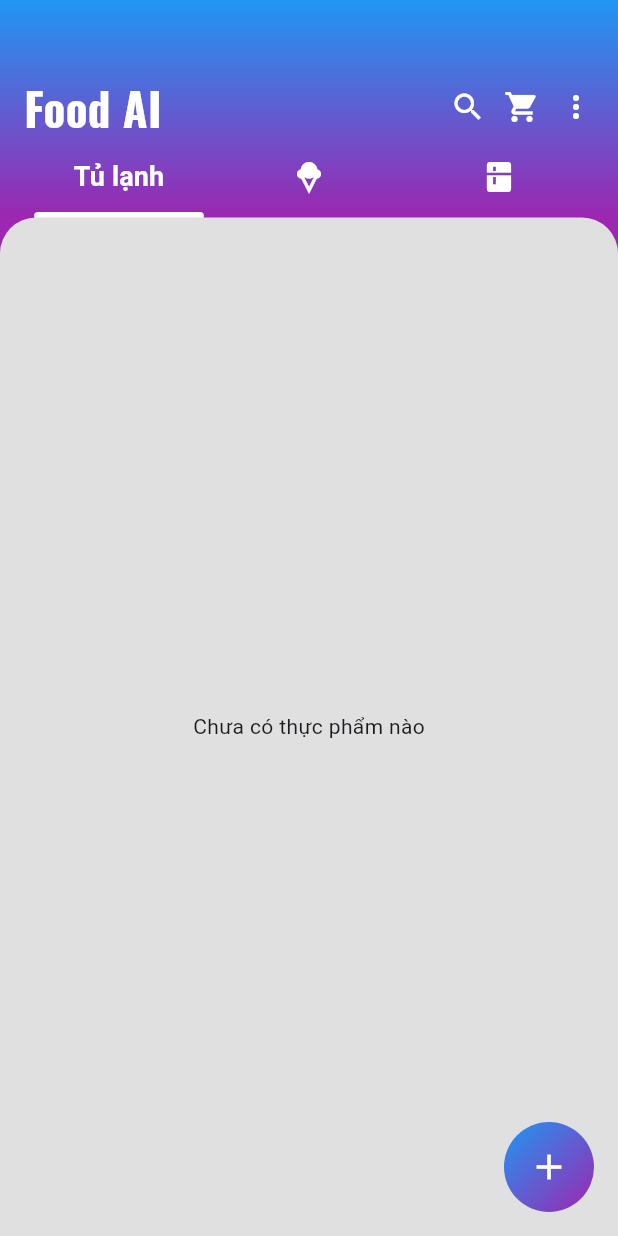
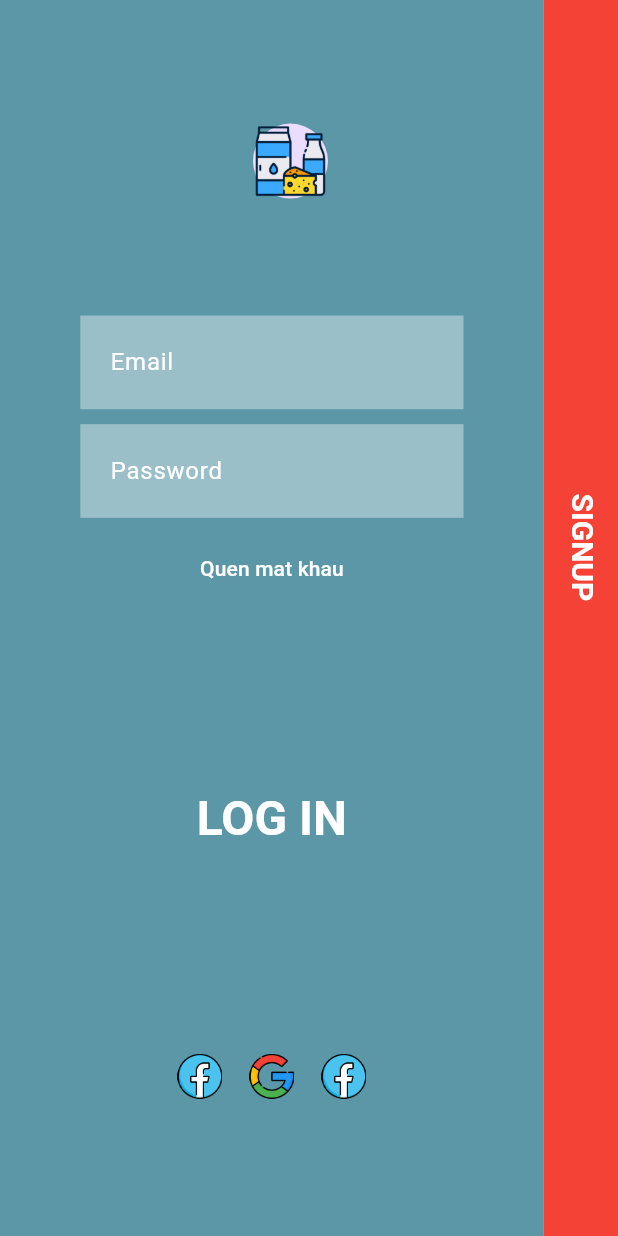
Before and after one commit to PhanTuoiCN1pt/DA_Food, a Flutter app: the screen it shows after launch, on a phone screen of 412 x 824 dp. Run offline on Flutter 3.47's test engine with Material 3 defaults, Android fonts, the phone set to English and light mode, and no system bars; our stand-ins replace auto_size_text, device_preview, google_fonts.

Commit message:
login, signup screen

```diff
--- a/lib/features/food/model/food_model.dart
+++ b/lib/features/food/model/food_model.dart
@@ -33,10 +33,7 @@ class FoodItem {
   factory FoodItem.fromJson(Map<String, dynamic> json) {
     return FoodItem(
       // id: json['_id'] ?? json['id'] ?? _uuid.v4(),
-      id:
-          json['_id'] ??
-          json['id'] ??
-          DateTime.now().millisecondsSinceEpoch.toString(),
+      id: json['id'] ?? DateTime.now().millisecondsSinceEpoch.toString(),
       category: json['category'] ?? '',
       name: json['name'] ?? '',
       quantity: json['quantity'] ?? 1,
--- a/lib/features/food/view/home_screen.dart
+++ b/lib/features/food/view/home_screen.dart
@@ -275,6 +275,7 @@ class _HomeScreenState extends State<HomeScreen> {
 
                       return GestureDetector(
                         onTap: () {
+                          print('${food.id}');
                           Navigator.push(
                             context,
                             MaterialPageRoute(
--- /dev/null
+++ b/lib/features/user/view/auth_screen.dart
@@ -0,0 +1,188 @@
+import 'dart:math';
+
+import 'package:da_food/features/user/view/widget/constants.dart';
+import 'package:da_food/features/user/view/widget/login_form.dart';
+import 'package:da_food/features/user/view/widget/signup_form.dart';
+import 'package:da_food/features/user/view/widget/social_btn.dart';
+import 'package:da_food/helper/color_helper.dart';
+import 'package:flutter/material.dart';
+
+class AuthScreen extends StatefulWidget {
+  const AuthScreen({super.key});
+
+  @override
+  State<AuthScreen> createState() => _AuthScreenState();
+}
+
+class _AuthScreenState extends State<AuthScreen>
+    with SingleTickerProviderStateMixin {
+  bool _isShowSignUp = false;
+
+  late AnimationController _animationController;
+  late Animation<double> _animationTextRotate;
+
+  void setUpAnimation() {
+    _animationController = AnimationController(
+      vsync: this,
+      duration: defaultDuration,
+    );
+    _animationTextRotate = Tween<double>(
+      begin: 0,
+      end: 90,
+    ).animate(_animationController);
+  }
+
+  void updateView() {
+    setState(() {
+      _isShowSignUp = !_isShowSignUp;
+    });
+    _isShowSignUp
+        ? _animationController.forward()
+        : _animationController.reverse();
+  }
+
+  @override
+  void initState() {
+    setUpAnimation();
+    super.initState();
+  }
+
+  @override
+  void dispose() {
+    _animationController.dispose();
+    super.dispose();
+  }
+
+  @override
+  Widget build(BuildContext context) {
+    final _size = MediaQuery.of(context).size;
+    return Scaffold(
+      body: AnimatedBuilder(
+        animation: _animationController,
+        builder: (context, _) {
+          return Stack(
+            children: [
+              // Login
+              AnimatedPositioned(
+                duration: defaultDuration,
+                width: _size.width * 0.88,
+                height: _size.height,
+                right: _isShowSignUp ? _size.width * 0.88 : _size.width * 0.12,
+                child: Container(color: TColors.colorApp, child: LoginForm()),
+              ),
+
+              // Sign up
+              AnimatedPositioned(
+                duration: defaultDuration,
+                height: _size.height,
+                width: _size.width * 0.88,
+                left: _isShowSignUp ? _size.width * 0.12 : _size.width * 0.88,
+
+                child: Container(color: Colors.red, child: SignUpForm()),
+              ),
+
+              // Logo
+              AnimatedPositioned(
+                duration: defaultDuration,
+                top: _size.height * 0.1,
+                left: 0,
+                right: _isShowSignUp ? -_size.width * 0.06 : _size.width * 0.06,
+                child: CircleAvatar(
+                  radius: 25,
+                  child: _isShowSignUp
+                      ? Image.asset("assets/icons/category/fruit.png")
+                      : Image.asset("assets/icons/category/dairy.png"),
+                ),
+              ),
+
+              //Btn social
+              AnimatedPositioned(
+                duration: defaultDuration,
+                width: _size.width,
+                bottom: _size.height * 0.1,
+                right: _isShowSignUp ? -_size.width * 0.06 : _size.width * 0.06,
+                child: SocialBtn(),
+              ),
+
+              // Login Text
+              AnimatedPositioned(
+                duration: defaultDuration,
+                bottom: _isShowSignUp
+                    ? _size.height / 2 - 80
+                    : _size.height * 0.3,
+                left: _isShowSignUp ? 0 : _size.width * 0.44 - 80,
+                child: AnimatedDefaultTextStyle(
+                  duration: defaultDuration,
+                  textAlign: TextAlign.center,
+                  style: TextStyle(
+                    fontSize: _isShowSignUp ? 20 : 32,
+                    fontWeight: FontWeight.bold,
+                    color: Colors.white,
+                  ),
+                  child: Transform.rotate(
+                    angle: -_animationTextRotate.value * pi / 180,
+                    alignment: Alignment.topLeft,
+                    child: InkWell(
+                      onTap: () {
+                        if (_isShowSignUp) {
+                          updateView();
+                        } else {
+                          //login
+                        }
+                      },
+                      child: Container(
+                        padding: EdgeInsets.symmetric(
+                          vertical: defpaultPadding * 0.75,
+                        ),
+                        width: 160,
+                        child: Text("Log In".toUpperCase()),
+                      ),
+                    ),
+                  ),
+                ),
+              ),
+
+              // Signup text
+              AnimatedPositioned(
+                duration: defaultDuration,
+                bottom: !_isShowSignUp
+                    ? _size.height / 2 - 80
+                    : _size.height * 0.3,
+                right: _isShowSignUp ? _size.width * 0.44 - 80 : 0,
+                child: AnimatedDefaultTextStyle(
+                  duration: defaultDuration,
+                  textAlign: TextAlign.center,
+                  style: TextStyle(
+                    fontSize: !_isShowSignUp ? 20 : 32,
+                    fontWeight: FontWeight.bold,
+                    color: Colors.white,
+                  ),
+                  child: Transform.rotate(
+                    angle: (90 - _animationTextRotate.value) * pi / 180,
+                    alignment: Alignment.topRight,
+                    child: InkWell(
+                      onTap: () {
+                        if (_isShowSignUp) {
+                          // Login
+                        } else {
+                          updateView();
+                        }
+                      },
+                      child: Container(
+                        padding: EdgeInsets.symmetric(
+                          vertical: defpaultPadding * 0.75,
+                        ),
+                        width: 160,
+                        child: Text("SignUp".toUpperCase()),
+                      ),
+                    ),
+                  ),
+                ),
+              ),
+            ],
+          );
+        },
+      ),
+    );
+  }
+}
--- /dev/null
+++ b/lib/features/user/view/widget/constants.dart
@@ -0,0 +1,2 @@
+const double defpaultPadding = 16.0;
+const Duration defaultDuration = Duration(milliseconds: 300);
--- /dev/null
+++ b/lib/features/user/view/widget/login_form.dart
@@ -0,0 +1,46 @@
+import 'package:flutter/material.dart';
+
+class LoginForm extends StatelessWidget {
+  const LoginForm({super.key});
+
+  @override
+  Widget build(BuildContext context) {
+    return Padding(
+      padding: EdgeInsets.symmetric(
+        horizontal: MediaQuery.of(context).size.width * 0.13,
+      ),
+      child: Form(
+        child: Column(
+          mainAxisAlignment: MainAxisAlignment.center,
+          children: [
+            Spacer(),
+            TextFormField(
+              decoration: InputDecoration(
+                hintText: "Email",
+                hintStyle: TextStyle(color: Colors.white),
+              ),
+            ),
+            Padding(
+              padding: EdgeInsets.symmetric(vertical: 10),
+              child: TextFormField(
+                obscureText: true,
+                decoration: InputDecoration(
+                  hintText: "Password",
+                  hintStyle: TextStyle(color: Colors.white),
+                ),
+              ),
+            ),
+            TextButton(
+              onPressed: () {},
+              child: Text(
+                "Quen mat khau",
+                style: TextStyle(color: Colors.white),
+              ),
+            ),
+            Spacer(flex: 2),
+          ],
+        ),
+      ),
+    );
+  }
+}
--- /dev/null
+++ b/lib/features/user/view/widget/signup_form.dart
@@ -0,0 +1,54 @@
+import 'package:flutter/material.dart';
+
+class SignUpForm extends StatelessWidget {
+  const SignUpForm({super.key});
+
+  @override
+  Widget build(BuildContext context) {
+    return Padding(
+      padding: EdgeInsets.symmetric(
+        horizontal: MediaQuery.of(context).size.width * 0.13,
+      ),
+      child: Form(
+        child: Column(
+          children: [
+            Spacer(),
+            TextFormField(
+              decoration: InputDecoration(
+                hintText: "Email",
+                hintStyle: TextStyle(
+                  color: Colors.black,
+                  fontWeight: FontWeight.bold,
+                ),
+              ),
+            ),
+            Padding(
+              padding: EdgeInsets.symmetric(vertical: 30),
+              child: TextFormField(
+                obscureText: true,
+                decoration: InputDecoration(
+                  hintText: "Password",
+                  hintStyle: TextStyle(
+                    color: Colors.black,
+                    fontWeight: FontWeight.bold,
+                  ),
+                ),
+              ),
+            ),
+            TextFormField(
+              obscureText: true,
+              decoration: InputDecoration(
+                hintText: "Comfirm Password",
+                hintStyle: TextStyle(
+                  color: Colors.black,
+                  fontWeight: FontWeight.bold,
+                ),
+              ),
+            ),
+            Spacer(flex: 2),
+          ],
+        ),
+      ),
+    );
+  }
+}
--- /dev/null
+++ b/lib/features/user/view/widget/social_btn.dart
@@ -0,0 +1,38 @@
+import 'package:flutter/material.dart';
+
+class SocialBtn extends StatelessWidget {
+  const SocialBtn({super.key});
+
+  @override
+  Widget build(BuildContext context) {
+    return Row(
+      mainAxisAlignment: MainAxisAlignment.center,
+      children: [
+        IconButton(
+          onPressed: () {},
+          icon: Image.asset(
+            "assets/icons/logo/facebook-logo.png",
+            width: 30,
+            height: 30,
+          ),
+        ),
+        IconButton(
+          onPressed: () {},
+          icon: Image.asset(
+            "assets/icons/logo/google-symbol.png",
+            width: 30,
+            height: 30,
+          ),
+        ),
+        IconButton(
+          onPressed: () {},
+          icon: Image.asset(
+            "assets/icons/logo/facebook-logo.png",
+            width: 30,
+            height: 30,
+          ),
+        ),
+      ],
+    );
+  }
+}
--- a/lib/main.dart
+++ b/lib/main.dart
@@ -1,6 +1,7 @@
 import 'package:da_food/features/category/view_model/category_provider.dart';
 import 'package:da_food/features/food/view_model/food_provider.dart';
 import 'package:da_food/features/food/view_model/foods_provider.dart';
+import 'package:da_food/features/user/view/auth_screen.dart';
 import 'package:device_preview/device_preview.dart';
 import 'package:flutter/material.dart';
 import 'package:provider/provider.dart';
@@ -8,6 +9,7 @@ import 'package:provider/provider.dart';
 import 'features/category/view/category_screen.dart';
 import 'features/food/view/home_screen.dart';
 import 'features/food/view_model/tab_provider.dart';
+import 'features/user/view/widget/constants.dart';
 
 void main() {
   runApp(
@@ -29,10 +31,24 @@ class MyApp extends StatelessWidget {
   Widget build(BuildContext context) {
     return MaterialApp(
       debugShowCheckedModeBanner: false,
-      home: HomeScreen(),
+      theme: ThemeData(
+        primarySwatch: Colors.blue,
+        inputDecorationTheme: InputDecorationTheme(
+          filled: true,
+          fillColor: Colors.white38,
+          border: InputBorder.none,
+          hintStyle: TextStyle(color: Colors.white),
+          contentPadding: EdgeInsets.symmetric(
+            vertical: defpaultPadding * 1.2,
+            horizontal: defpaultPadding,
+          ),
+        ),
+      ),
+      home: AuthScreen(),
       routes: {
         '/category': (context) => CategoryScreen(),
         '/home': (context) => HomeScreen(),
+        '/auth': (context) => AuthScreen(),
       },
     );
   }
--- a/pubspec.yaml
+++ b/pubspec.yaml
@@ -21,6 +21,7 @@ dependencies:
   uuid: ^4.5.1
   auto_size_text: ^3.0.0
   http: ^1.5.0
+  flutter_svg: ^2.2.0
 
 dev_dependencies:
   flutter_test:
@@ -46,6 +47,7 @@ flutter:
     - assets/icons/desserts/
     - assets/icons/nuts/
     - assets/icons/grains/
+    - assets/icons/logo/
 
 
   uses-material-design: true
```
Also changed, not shown: lib/core/services/food_server.dart (added, +36 -0 lines), lib/features/category/view/food_detail_screen.dart (+0 -27 lines), lib/features/category/view/food_edit_screen.dart (+76 -46 lines), lib/features/food/view_model/food_provider.dart (+30 -15 lines), assets/icons/logo/facebook-logo.png (added), assets/icons/logo/google-symbol.png (added), pubspec.lock.
